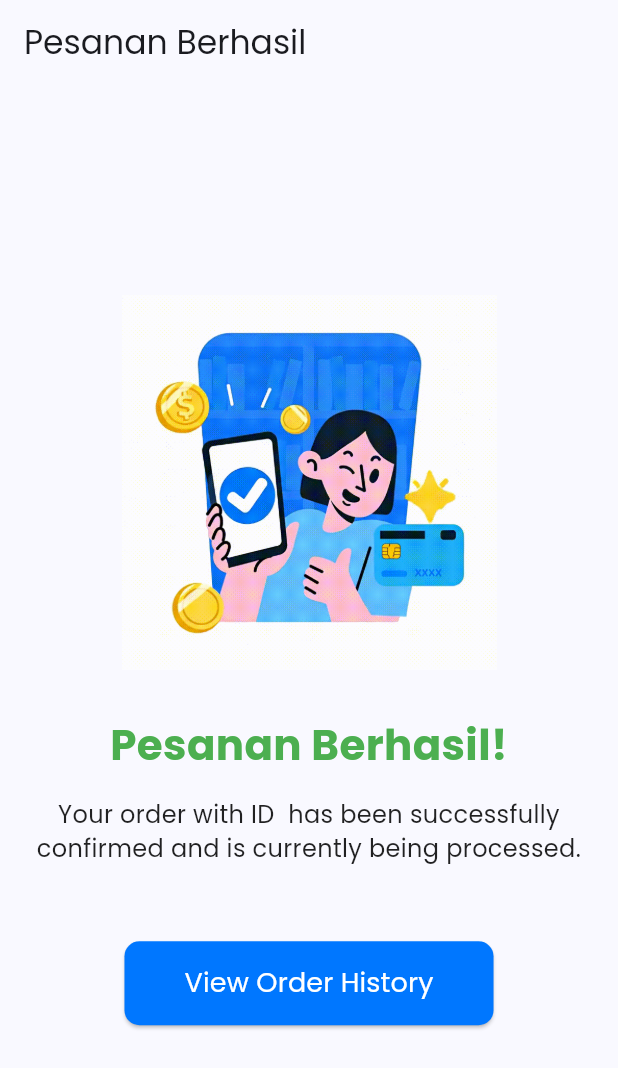
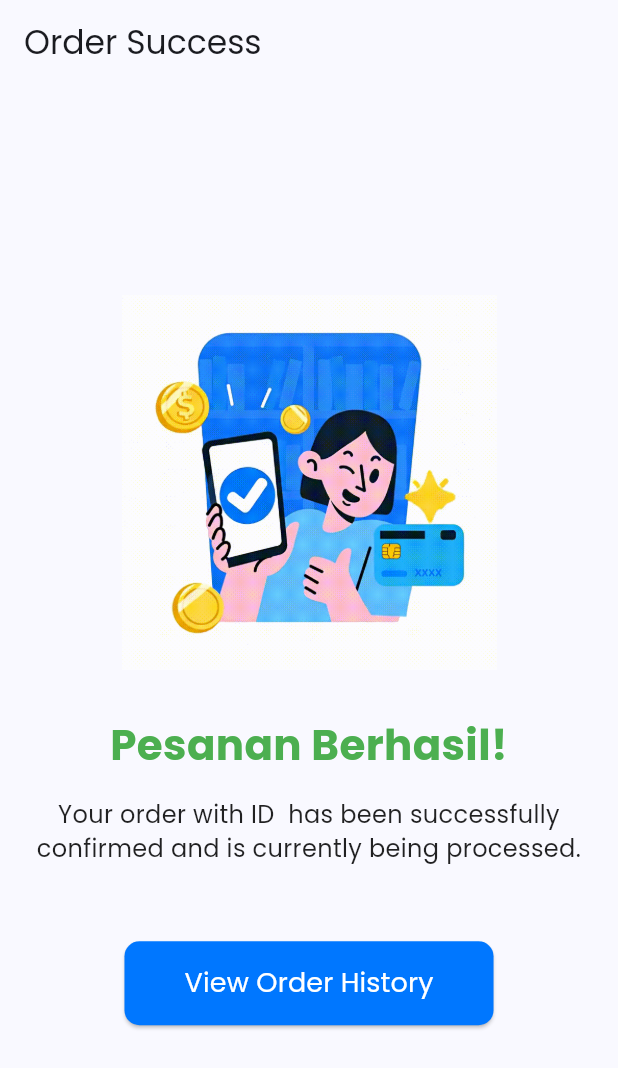
Before and after one commit to Darrell30/Food-Delivery-App, a Flutter app: the OrderSuccessScreen screen opened directly with empty values, on a phone screen of 412 x 824 dp. Shown: the top 1068 px of the screen. Run offline on Flutter 3.47's test engine with Material 3 defaults, Android fonts, the light colour scheme and no system bars; our stand-ins replace geocoding, geolocator, google_maps_flutter, image_picker, shared_preferences; accounts and stored records are empty.

Commit message:
Add padding in Homecreen

```diff
--- a/lib/home_screen.dart
+++ b/lib/home_screen.dart
@@ -64,7 +64,7 @@ class _HomeScreenState extends State<HomeScreen> {
       backgroundColor: Colors.white,
       appBar: const _CustomAppBar(),
       body: ListView(
-        padding: const EdgeInsets.all(10),
+        padding: const EdgeInsets.only(top: 32, left: 10, right: 10),
         children: [
           _buildPromoSlider(),
           _buildPageIndicator(),
--- a/lib/orders/orders_page.dart
+++ b/lib/orders/orders_page.dart
@@ -63,17 +63,32 @@ class _OrdersPageState extends State<OrdersPage> with SingleTickerProviderStateM
     final allOrders = orderProvider.orderHistory;
     final isLoading = orderProvider.isLoading;
 
-    final pendingOrders = allOrders.where((order) => order.status == 'pending' || order.status == 'Awaiting Confirmation').toList();
+    // Filter untuk tab 'Pending Payment'
+    final pendingOrders = allOrders.where((order) =>
+        order.status == 'pending' ||
+        order.status == 'Awaiting Confirmation' ||
+        order.status == 'Pending Payment' // Tambahkan status standar
+    ).toList();
 
+    // Filter untuk tab 'On Delivery' (sedang diproses, dimasak, siap diambil, atau dikirim)
     final onDeliveryOrders = allOrders.where((order) =>
+        order.status == 'On Delivery' ||         // Status pengiriman setelah pembayaran
         order.status == 'Delivery' ||
         order.status == 'In progress' ||
-        order.status == 'Ready for Pickup' ||
+        order.status == 'In Progress (Cooking)' || // Status saat timer berjalan (pickup)
+        order.status == 'Ready for Pickup' ||      // Status setelah timer selesai (pickup)
         (order.status == 'Awaiting Confirmation' && orderProvider.currentlyProcessingOrderId == order.orderId)
     ).toList();
 
-    final completedOrders = allOrders.where((order) => order.status == 'Completed').toList();
-    final cancelledOrders = allOrders.where((order) => order.status == 'Cancelled').toList();
+    final completedOrders = allOrders.where((order) =>
+        order.status == 'Completed' ||
+        order.status == 'Selesai' // Menangani potensi status lama
+    ).toList();
+
+    final cancelledOrders = allOrders.where((order) =>
+        order.status == 'Cancelled' ||
+        order.status == 'Dibatalkan' // Menangani potensi status lama
+    ).toList();
 
 
     return Scaffold(
--- a/lib/providers/order_provider.dart
+++ b/lib/providers/order_provider.dart
@@ -5,7 +5,7 @@ import 'package:food_delivery_app/models/search_model.dart';
 import 'package:shared_preferences/shared_preferences.dart';
 
 class OrderProvider with ChangeNotifier {
-  static const String _ordersKey = 'My_Order_History';
+  static const String _ordersKey = 'my_order_history';
   List<OrderModel> _orderHistory = [];
   bool _isLoading = true;
 
--- a/lib/screens/order_detail_screen.dart
+++ b/lib/screens/order_detail_screen.dart
@@ -50,7 +50,7 @@ class OrderDetailScreen extends StatelessWidget {
         final subtotal = currentOrder.totalPrice - deliveryFee - adminFee;
 
         final isCompleted = currentOrder.status == 'Completed';
-        final isPendingPayment = currentOrder.status == 'Pending' || currentOrder.status == 'Waiting for Confirmation';
+        final isPendingPayment = currentOrder.status == 'Pending' || currentOrder.status == 'Waiting for Confirmation' || currentOrder.status == 'pending' || currentOrder.status == 'Inproses';
         final isOnDelivery = currentOrder.status == 'On Delivery';
         final isReadyToPickUp = currentOrder.status == 'Ready for Pickup';
 
@@ -71,7 +71,7 @@ class OrderDetailScreen extends StatelessWidget {
               foregroundColor: Colors.white,
               padding: const EdgeInsets.symmetric(vertical: 16),
             ),
-            child: Text('Bayar Sekarang (Rp ${currentOrder.totalPrice.toStringAsFixed(0)})'),
+            child: Text('Pay Now (Rp ${currentOrder.totalPrice.toStringAsFixed(0)})'),
           );
         } else if (isOnDelivery) {
           bottomButton = ElevatedButton(
@@ -178,7 +178,7 @@ class OrderDetailScreen extends StatelessWidget {
         break;
       default:
         backgroundColor = Colors.yellow.shade100;
-        iconColor = Colors.yellow.shade800;
+        iconColor = const Color.fromARGB(255, 11, 188, 5);
         icon = Icons.access_time;
     }
 
--- a/lib/screens/order_success_screen.dart
+++ b/lib/screens/order_success_screen.dart
@@ -12,7 +12,7 @@ class OrderSuccessScreen extends StatelessWidget {
   Widget build(BuildContext context) {
     return Scaffold(
       appBar: AppBar(
-        title: const Text('Pesanan Berhasil'),
+        title: const Text('Order Success'),
         automaticallyImplyLeading: false,
       ),
       body: Center(
--- a/lib/screens/payment_screen.dart
+++ b/lib/screens/payment_screen.dart
@@ -87,7 +87,7 @@ class _PaymentScreenState extends State<PaymentScreen> {
             padding: const EdgeInsets.symmetric(vertical: 16),
             disabledBackgroundColor: Colors.grey[300],
           ),
-          child: const Text('Bayar Sekarang'),
+          child: const Text('Pay Now'),
         ),
       ),
     );
```
Also changed, not shown: lib/widgets/order_history_card.dart (+18 -1 lines).
